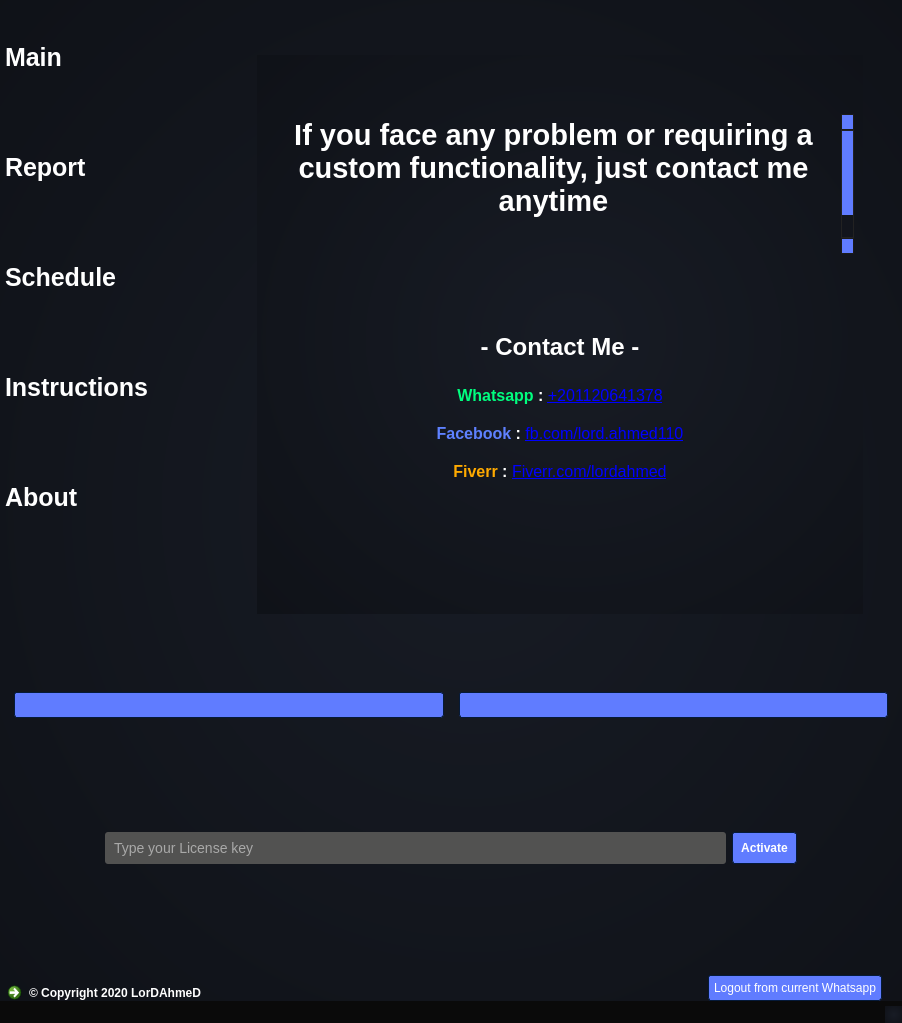
Before: the Qt Designer form untitled.ui in thelordahmed/Whatsapp-bulk-sender, drawn with Qt 5.
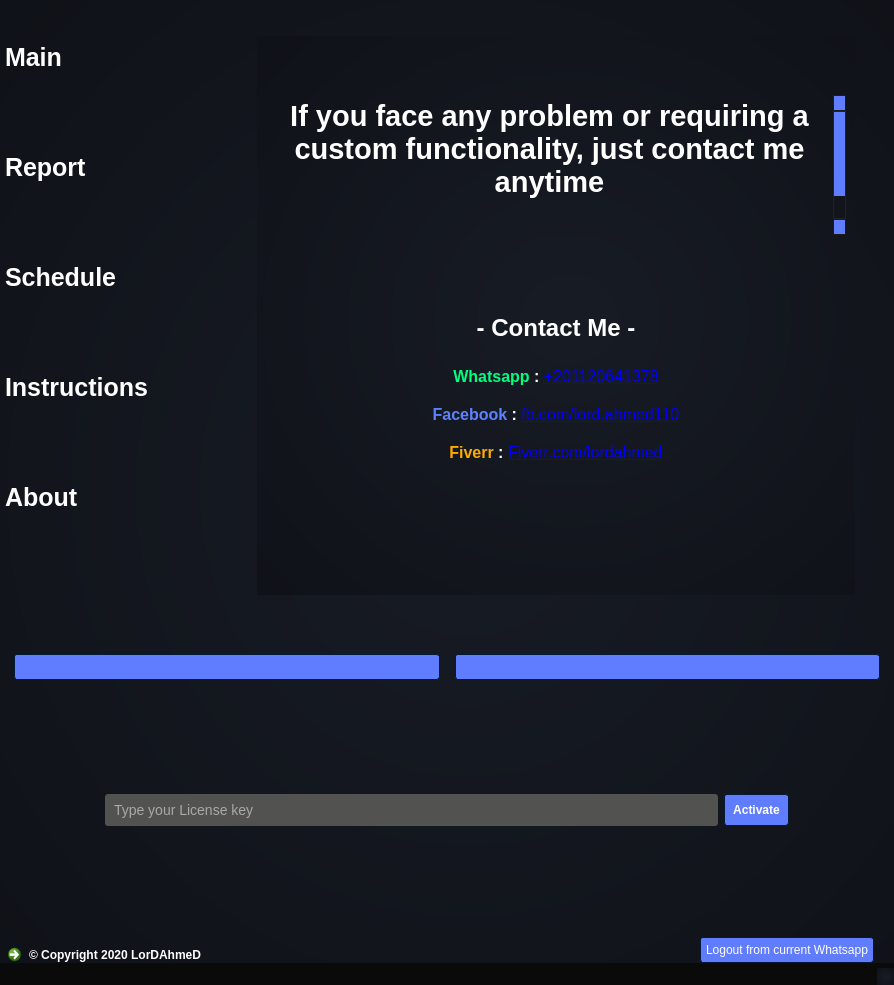
After: the same form once the commit is applied. The open tabs and pages were chosen to show the change. Icons and pictures are not drawn.

The edit to the form file:
```diff
--- a/untitled.ui
+++ b/untitled.ui
@@ -6,8 +6,8 @@
    <rect>
     <x>0</x>
     <y>0</y>
-    <width>902</width>
-    <height>1023</height>
+    <width>894</width>
+    <height>985</height>
    </rect>
   </property>
   <property name="minimumSize">
@@ -2353,7 +2353,7 @@
                 <string>&lt;!DOCTYPE HTML PUBLIC &quot;-//W3C//DTD HTML 4.0//EN&quot; &quot;http://www.w3.org/TR/REC-html40/strict.dtd&quot;&gt;
 &lt;html&gt;&lt;head&gt;&lt;meta name=&quot;qrichtext&quot; content=&quot;1&quot; /&gt;&lt;style type=&quot;text/css&quot;&gt;
 p, li { white-space: pre-wrap; }
-&lt;/style&gt;&lt;/head&gt;&lt;body style=&quot; font-family:'arial'; font-size:13pt; font-weight:400; font-style:normal;&quot;&gt;
+&lt;/style&gt;&lt;/head&gt;&lt;body style=&quot; font-family:'arial'; font-size:8.25pt; font-weight:400; font-style:normal;&quot;&gt;
 &lt;p align=&quot;center&quot; style=&quot; margin-top:0px; margin-bottom:0px; margin-left:0px; margin-right:0px; -qt-block-indent:0; text-indent:0px;&quot;&gt;&lt;span style=&quot; font-family:'Helvetica'; font-size:22pt; font-weight:600;&quot;&gt;If you face any problem or requiring a custom functionality, just contact me anytime&lt;/span&gt;&lt;/p&gt;
 &lt;p align=&quot;center&quot; style=&quot; margin-top:0px; margin-bottom:0px; margin-left:0px; margin-right:0px; -qt-block-indent:0; text-indent:0px;&quot;&gt;&lt;span style=&quot; font-family:'Helvetica'; font-size:22pt; font-weight:600;&quot;&gt;&lt;br /&gt;Thank You &amp;lt;3&lt;/span&gt;&lt;/p&gt;&lt;/body&gt;&lt;/html&gt;</string>
                </property>
@@ -2377,8 +2377,8 @@
                 <string>&lt;!DOCTYPE HTML PUBLIC &quot;-//W3C//DTD HTML 4.0//EN&quot; &quot;http://www.w3.org/TR/REC-html40/strict.dtd&quot;&gt;
 &lt;html&gt;&lt;head&gt;&lt;meta name=&quot;qrichtext&quot; content=&quot;1&quot; /&gt;&lt;style type=&quot;text/css&quot;&gt;
 p, li { white-space: pre-wrap; }
-&lt;/style&gt;&lt;/head&gt;&lt;body style=&quot; font-family:'arial'; font-size:13pt; font-weight:400; font-style:normal;&quot;&gt;
-&lt;p align=&quot;center&quot; style=&quot;-qt-paragraph-type:empty; margin-top:0px; margin-bottom:0px; margin-left:0px; margin-right:0px; -qt-block-indent:0; text-indent:0px; font-size:8.25pt;&quot;&gt;&lt;br /&gt;&lt;/p&gt;
+&lt;/style&gt;&lt;/head&gt;&lt;body style=&quot; font-family:'arial'; font-size:8.25pt; font-weight:400; font-style:normal;&quot;&gt;
+&lt;p align=&quot;center&quot; style=&quot;-qt-paragraph-type:empty; margin-top:0px; margin-bottom:0px; margin-left:0px; margin-right:0px; -qt-block-indent:0; text-indent:0px;&quot;&gt;&lt;br /&gt;&lt;/p&gt;
 &lt;p align=&quot;center&quot; style=&quot;-qt-paragraph-type:empty; margin-top:0px; margin-bottom:0px; margin-left:0px; margin-right:0px; -qt-block-indent:0; text-indent:0px; font-family:'Helvetica'; font-size:18pt; font-weight:600;&quot;&gt;&lt;br /&gt;&lt;/p&gt;
 &lt;p align=&quot;center&quot; style=&quot;-qt-paragraph-type:empty; margin-top:0px; margin-bottom:0px; margin-left:0px; margin-right:0px; -qt-block-indent:0; text-indent:0px; font-family:'Helvetica'; font-size:18pt; font-weight:600;&quot;&gt;&lt;br /&gt;&lt;/p&gt;
 &lt;p align=&quot;center&quot; style=&quot; margin-top:0px; margin-bottom:0px; margin-left:0px; margin-right:0px; -qt-block-indent:0; text-indent:0px;&quot;&gt;&lt;span style=&quot; font-family:'Helvetica'; font-size:18pt; font-weight:600;&quot;&gt;- Contact Me -&lt;/span&gt;&lt;/p&gt;
```
Left out of the diff: 12 changed lines with no effect on the pictures.
